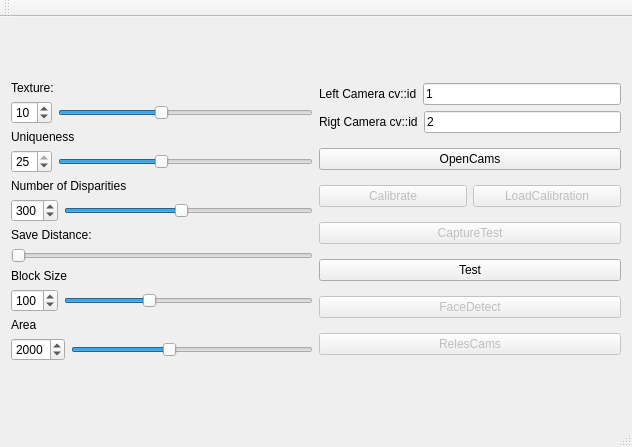
xtarke/visao, file visao-c/workspace/inmoov_qt/src/inmoov_qt.ui: the form before one commit.
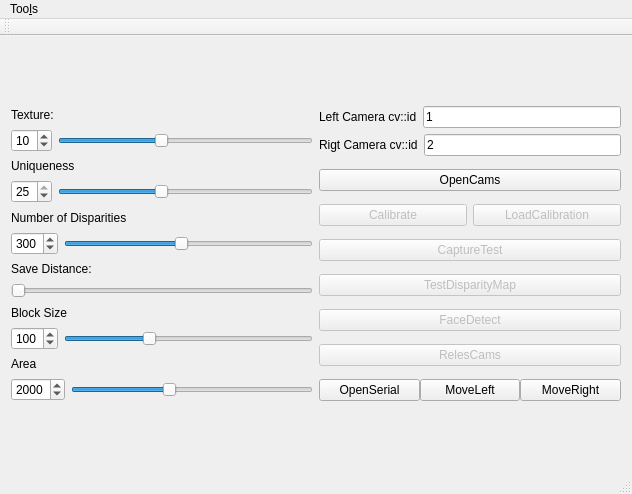
The form after the commit. Icons and pictures are not drawn.

Commit message: Added serial settings dialog

Patch:
```diff
--- a/visao-c/workspace/inmoov_qt/src/inmoov_qt.ui
+++ b/visao-c/workspace/inmoov_qt/src/inmoov_qt.ui
@@ -10,7 +10,7 @@
     <x>0</x>
     <y>0</y>
     <width>632</width>
-    <height>447</height>
+    <height>494</height>
    </rect>
   </property>
   <property name="minimumSize">
@@ -318,9 +318,12 @@
          </widget>
         </item>
         <item>
-         <widget class="QPushButton" name="pushButtonTest">
+         <widget class="QPushButton" name="pushButtonTestDisparity">
+          <property name="enabled">
+           <bool>false</bool>
+          </property>
           <property name="text">
-           <string>Test</string>
+           <string>TestDisparityMap</string>
           </property>
          </widget>
         </item>
@@ -344,6 +347,37 @@
           </property>
          </widget>
         </item>
+        <item>
+         <layout class="QHBoxLayout" name="horizontalLayout_9">
+          <property name="spacing">
+           <number>0</number>
+          </property>
+          <property name="topMargin">
+           <number>0</number>
+          </property>
+          <item>
+           <widget class="QPushButton" name="pushButtonOpenSerial">
+            <property name="text">
+             <string>OpenSerial</string>
+            </property>
+           </widget>
+          </item>
+          <item>
+           <widget class="QPushButton" name="pushButtonMoveLeft">
+            <property name="text">
+             <string>MoveLeft</string>
+            </property>
+           </widget>
+          </item>
+          <item>
+           <widget class="QPushButton" name="pushButtonMoveRight">
+            <property name="text">
+             <string>MoveRight</string>
+            </property>
+           </widget>
+          </item>
+         </layout>
+        </item>
        </layout>
       </item>
      </layout>
@@ -360,6 +394,13 @@
      <height>30</height>
     </rect>
    </property>
+   <widget class="QMenu" name="menuCOnfig">
+    <property name="title">
+     <string>Too&amp;ls</string>
+    </property>
+    <addaction name="actionConfig_Serial"/>
+   </widget>
+   <addaction name="menuCOnfig"/>
   </widget>
   <widget class="QToolBar" name="mainToolBar">
    <attribute name="toolBarArea">
```
Left out of the diff: 5 changed lines with no effect on the pictures. The commit also changes 10 other files.
